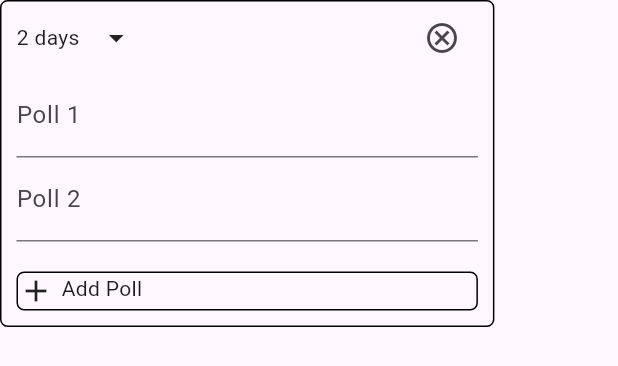
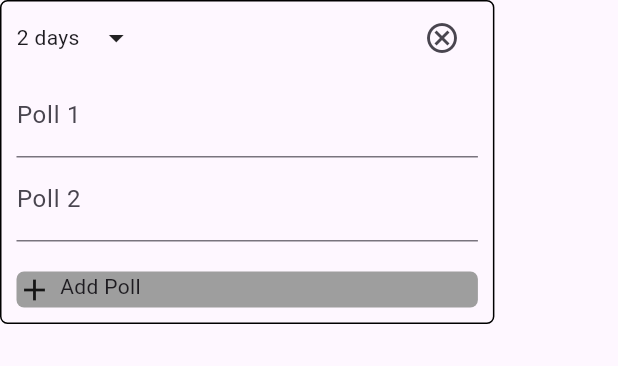
Before and after one commit to Michael1221994/Reddit_mobile_app, a Flutter app: the BuildPoll widget shown alone on an empty page, opened directly with empty values, on a phone screen of 412 x 824 dp. Shown: the top 366 px of the screen. Run offline on Flutter 3.47's test engine with Material 3 defaults, Android fonts, the light colour scheme and no system bars; our stand-ins replace cloud_firestore, firebase_auth, firebase_core, flutter_bloc, google_sign_in, image_picker; missing offline and left inert: cloudinary_flutter, cloudinary_url_gen; accounts and stored records are empty.

Commit message:
cleaned up create post

```diff
--- a/lib/Custom_Widgets/poll_build.dart
+++ b/lib/Custom_Widgets/poll_build.dart
@@ -85,11 +85,13 @@ class _BuildPollState extends State<BuildPoll> {
             ),
             TextField(
               controller: widget.poll1,
-              decoration: const InputDecoration(labelText: "Poll 1"),
+
+              decoration: const InputDecoration(labelText: "Poll 1",),
             ),
             TextField(
               controller: widget.poll2,
-              decoration: const InputDecoration(labelText: "Poll 2"),
+
+              decoration: const InputDecoration(labelText: "Poll 2",),
             ),
             const SizedBox(
               height: 10,
@@ -108,8 +110,8 @@ class _BuildPollState extends State<BuildPoll> {
               onTap: addPollRow,
               child: Container(
                 decoration: BoxDecoration(
-                  border: Border.all(),
-                  color: Colors.transparent,
+                  //border: Border.all(),
+                  color: Colors.grey,
                   borderRadius: BorderRadius.circular(5),
                 ),
                 child: const Row(
```
Also changed, not shown: 1 other file.
